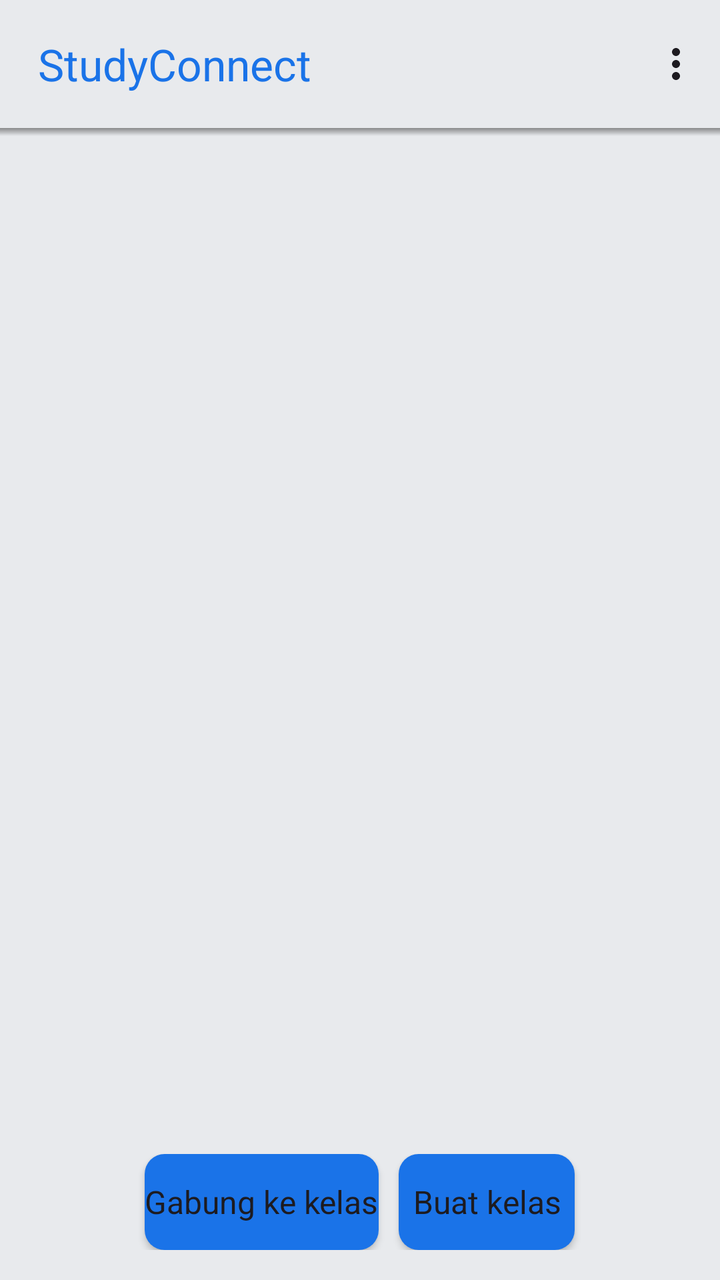
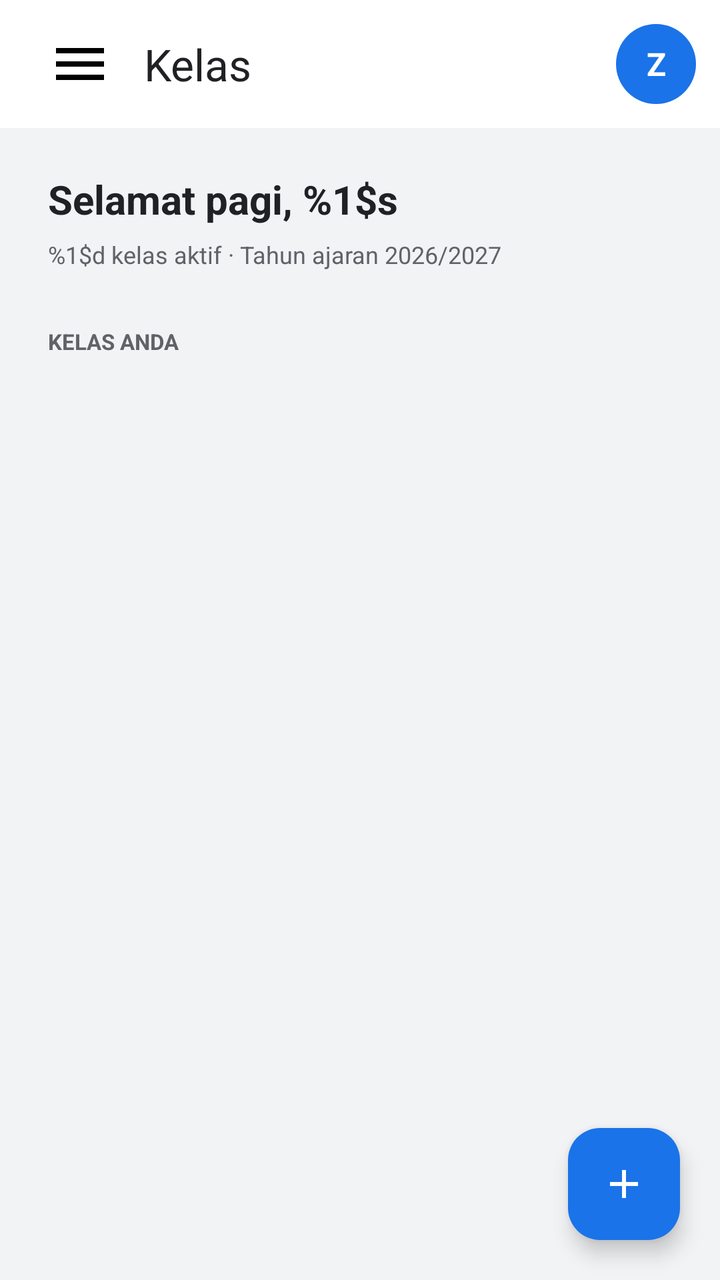

The first picture is an Android layout as it rendered before a commit; the second is the same layout after the commit. The layout source and the unified diff follow.
<!-- AndroidManifest.xml: application theme Theme.StudyConnect -->
<!-- res/layout/fragment_home.xml -->
<?xml version="1.0" encoding="utf-8"?>
<RelativeLayout xmlns:android="http://schemas.android.com/apk/res/android"
    xmlns:app="http://schemas.android.com/apk/res-auto"
    xmlns:tools="http://schemas.android.com/tools"
    android:id="@+id/main"
    android:layout_width="match_parent"
    android:layout_height="match_parent"
    tools:context=".MainActivity">

    <androidx.appcompat.widget.Toolbar
        android:id="@+id/toolbar"
        android:layout_width="match_parent"
        android:layout_height="wrap_content"
        android:background="@color/md_theme_background"
        android:paddingStart="15dp"
        android:theme="@style/ThemeOverlay.AppCompat.ActionBar"
        app:menu="@menu/home_menu"
        app:title="@string/app_name"
        app:titleTextColor="@color/sc_link"
        tools:ignore="RtlSymmetry" />

    <View
        android:layout_width="match_parent"
        android:layout_height="4dp"
        android:layout_below="@id/toolbar"
        android:background="@drawable/toolbar_shadow" />

    <androidx.recyclerview.widget.RecyclerView
        android:id="@+id/rvKelas"
        android:layout_width="match_parent"
        android:layout_height="match_parent"
        android:layout_above="@id/linearButton"
        android:layout_below="@id/toolbar"
        android:clipToPadding="false"
        android:paddingStart="15dp"
        android:paddingTop="15dp"
        android:paddingEnd="15dp"
        android:paddingBottom="100dp"
        tools:listitem="@layout/item_kelas" />

    <TextView
        android:id="@+id/tvKosong"
        android:layout_width="match_parent"
        android:layout_height="wrap_content"
        android:layout_above="@id/linearButton"
        android:layout_below="@id/toolbar"
        android:gravity="center"
        android:padding="32dp"
        android:text="@string/text_belum_punya_kelas"
        android:textColor="@color/md_theme_onSurfaceVariant"
        android:textSize="16sp"
        android:visibility="gone" />

    <ProgressBar
        android:id="@+id/progress"
        android:layout_width="wrap_content"
        android:layout_height="wrap_content"
        android:layout_centerInParent="true"
        android:visibility="gone" />

    <LinearLayout
        android:id="@+id/linearButton"
        android:layout_width="match_parent"
        android:layout_height="wrap_content"
        android:layout_alignParentBottom="true"
        android:background="@color/md_theme_background"
        android:gravity="center"
        android:orientation="horizontal"
        android:padding="15dp">

        <Button
            android:id="@+id/joinClass"
            android:layout_width="wrap_content"
            android:layout_height="wrap_content"
            android:layout_marginEnd="10dp"
            android:background="@drawable/button"
            android:text="@string/text_gabung_ke_kelas"
            android:textAllCaps="false"
            android:textSize="16sp"
            tools:ignore="ButtonStyle" />

        <Button
            android:id="@+id/createClass"
            android:layout_width="wrap_content"
            android:layout_height="wrap_content"
            android:background="@drawable/button"
            android:text="@string/text_buat_kelas"
            android:textAllCaps="false"
            android:textSize="16sp"
            tools:ignore="ButtonStyle" />
    </LinearLayout>

</RelativeLayout>
<!-- res/layout/item_kelas.xml (included above) -->
<?xml version="1.0" encoding="utf-8"?>
<com.google.android.material.card.MaterialCardView xmlns:android="http://schemas.android.com/apk/res/android"
    xmlns:app="http://schemas.android.com/apk/res-auto"
    android:layout_width="match_parent"
    android:layout_height="wrap_content"
    app:cardCornerRadius="16dp"
    app:cardElevation="2dp"
    app:strokeColor="@color/sc_divider"
    app:strokeWidth="1dp">

    <LinearLayout
        android:layout_width="match_parent"
        android:layout_height="wrap_content"
        android:orientation="vertical">

        <LinearLayout
            android:layout_width="match_parent"
            android:layout_height="wrap_content"
            android:background="@color/sc_primary"
            android:orientation="vertical"
            android:padding="16dp">

            <LinearLayout
                android:layout_width="match_parent"
                android:layout_height="wrap_content"
                android:orientation="horizontal">

                <TextView
                    android:id="@+id/namaKelas"
                    style="@style/TextSemiBold"
                    android:layout_width="0dp"
                    android:layout_height="wrap_content"
                    android:layout_weight="1"
                    android:text="Nama Kelas"
                    android:textColor="@color/sc_on_primary"
                    android:textSize="17sp" />

                <ImageView
                    android:id="@+id/more"
                    android:layout_width="24dp"
                    android:layout_height="24dp"
                    android:background="@drawable/ic_more"
                    android:backgroundTint="@color/sc_on_primary"
                    android:contentDescription="@string/text_settings" />
            </LinearLayout>

            <TextView
                android:id="@+id/namaGuru"
                android:layout_width="wrap_content"
                android:layout_height="wrap_content"
                android:layout_marginTop="6dp"
                android:text="Nama Guru"
                android:textColor="@color/sc_on_primary_subtle"
                android:textSize="12sp" />

            <TextView
                android:id="@+id/namaRuang"
                android:layout_width="wrap_content"
                android:layout_height="wrap_content"
                android:layout_marginTop="4dp"
                android:text="Lagi"
                android:textColor="@color/sc_on_primary_subtle"
                android:textSize="12sp" />
        </LinearLayout>

        <View
            android:layout_width="match_parent"
            android:layout_height="1dp"
            android:background="@color/sc_divider" />

        <LinearLayout
            android:layout_width="match_parent"
            android:layout_height="wrap_content"
            android:background="@color/sc_surface"
            android:gravity="center_vertical"
            android:orientation="horizontal"
            android:padding="16dp">

            <TextView
                android:id="@+id/kodeKelas"
                android:layout_width="0dp"
                android:layout_height="wrap_content"
                android:layout_weight="1"
                android:text="Kode kelas: —"
                android:textColor="@color/sc_on_surface_muted"
                android:textSize="12sp" />

            <TextView
                android:layout_width="wrap_content"
                android:layout_height="wrap_content"
                android:text="@string/text_buka_kelas"
                android:textColor="@color/sc_link"
                android:textSize="12sp"
                android:textStyle="bold" />
        </LinearLayout>
    </LinearLayout>
</com.google.android.material.card.MaterialCardView>
<!-- resources referenced by this layout -->
<resources>
  <color name="md_theme_background">#E8EAED</color>
  <color name="sc_divider">#C4C7C5</color>
  <color name="sc_link">#1A73E8</color>
  <color name="sc_on_primary">#FFFFFF</color>
  <color name="sc_on_primary_subtle">#D7E6FF</color>
  <color name="sc_on_surface_muted">#5F6368</color>
  <color name="sc_primary">#1A73E8</color>
  <color name="sc_surface">#FFFFFF</color>
  <!-- drawable button (drawable) -->
  <?xml version="1.0" encoding="utf-8"?>
  <shape xmlns:android="http://schemas.android.com/apk/res/android"
      android:shape="rectangle">
      <solid android:color="@color/md_theme_primaryContainer_highContrast" />
      <corners android:radius="10dp" />
  
  </shape>
  <!-- drawable ic_more (drawable) -->
  <vector xmlns:android="http://schemas.android.com/apk/res/android"
      android:width="24dp"
      android:height="24dp"
      android:viewportWidth="24"
      android:viewportHeight="24">
    <path
        android:pathData="M12,12m-1,0a1,1 0,1 0,2 0a1,1 0,1 0,-2 0"
        android:strokeLineJoin="round"
        android:strokeWidth="2"
        android:fillColor="#00000000"
        android:strokeColor="@color/white"
        android:strokeLineCap="round"/>
    <path
        android:pathData="M12,19m-1,0a1,1 0,1 0,2 0a1,1 0,1 0,-2 0"
        android:strokeLineJoin="round"
        android:strokeWidth="2"
        android:fillColor="#00000000"
        android:strokeColor="@color/white"
        android:strokeLineCap="round"/>
    <path
        android:pathData="M12,5m-1,0a1,1 0,1 0,2 0a1,1 0,1 0,-2 0"
        android:strokeLineJoin="round"
        android:strokeWidth="2"
        android:fillColor="#00000000"
        android:strokeColor="@color/white"
        android:strokeLineCap="round"/>
  </vector>
  <!-- drawable toolbar_shadow (drawable) -->
  <?xml version="1.0" encoding="utf-8"?>
  <shape xmlns:android="http://schemas.android.com/apk/res/android"
      android:shape="rectangle">
  
      <solid
          android:color="@color/md_theme_background" />
  
      <gradient android:startColor="@android:color/transparent"
          android:endColor="#88333333"
          android:angle="90"/>
  
  </shape>
  <string name="app_name">StudyConnect</string>
  <string name="text_buat_kelas">Buat kelas</string>
  <string name="text_buka_kelas">Buka kelas →</string>
  <string name="text_gabung_ke_kelas">Gabung ke kelas</string>
  <string name="text_settings">Settings</string>
  <color name="md_theme_primaryContainer_highContrast">#1A73E8</color>
  <color name="white">#FFFFFFFF</color>
  <color name="md_theme_primary">#1A73E8</color>
  <color name="md_theme_onPrimary">#FFFFFF</color>
  <color name="md_theme_secondary">#00897B</color>
  <color name="md_theme_onSecondary">#FFFFFF</color>
  <color name="md_theme_tertiary">#7B1FA2</color>
  <color name="md_theme_onTertiary">#FFFFFF</color>
  <color name="md_theme_error">#C5221F</color>
  <color name="md_theme_onError">#FFFFFF</color>
  <color name="md_theme_errorContainer">#FCE8E6</color>
  <color name="md_theme_onBackground">#202124</color>
  <color name="md_theme_surface">#FFFFFF</color>
  <color name="md_theme_onSurface">#202124</color>
  <color name="md_theme_surfaceVariant">#F1F3F4</color>
  <color name="md_theme_outline">#C4C7C5</color>
  <color name="md_theme_outlineVariant">#E8EAED</color>
  <color name="md_theme_inverseSurface">#202124</color>
  <color name="md_theme_inverseOnSurface">#E8EAED</color>
  <color name="md_theme_inversePrimary">#8AB4F8</color>
  <color name="md_theme_primaryFixed">#E8F0FE</color>
  <color name="md_theme_onPrimaryFixed">#174EA6</color>
  <color name="md_theme_primaryFixedDim">#D7E6FF</color>
  <color name="md_theme_secondaryFixed">#E0F2F1</color>
  <color name="md_theme_onSecondaryFixed">#004D40</color>
  <color name="md_theme_tertiaryFixed">#F3E8FD</color>
  <color name="md_theme_onTertiaryFixed">#4A148C</color>
  <color name="md_theme_tertiaryFixedDim">#E1BEE7</color>
  <color name="md_theme_surfaceDim">#DADCE0</color>
  <color name="md_theme_surfaceBright">#FFFFFF</color>
  <color name="md_theme_surfaceContainer">#F1F3F4</color>
  <!-- unchanged entries left out for length: 20 -->
</resources>

<!-- the commit's change to res/layout/fragment_home.xml (unified diff, before → after) -->
@@ -1,102 +1,136 @@
 <?xml version="1.0" encoding="utf-8"?>
-<RelativeLayout xmlns:android="http://schemas.android.com/apk/res/android"
+<FrameLayout xmlns:android="http://schemas.android.com/apk/res/android"
     xmlns:app="http://schemas.android.com/apk/res-auto"
     xmlns:tools="http://schemas.android.com/tools"
     android:id="@+id/main"
     android:layout_width="match_parent"
     android:layout_height="match_parent"
+    android:background="@color/sc_background"
     tools:context=".MainActivity">
 
-    <androidx.appcompat.widget.Toolbar
-        android:id="@+id/toolbar"
-        android:layout_width="match_parent"
-        android:layout_height="wrap_content"
-        android:background="@color/md_theme_background"
-        android:paddingStart="15dp"
-        android:theme="@style/ThemeOverlay.AppCompat.ActionBar"
-        app:menu="@menu/home_menu"
-        app:title="@string/app_name"
-        app:titleTextColor="@color/sc_link"
-        tools:ignore="RtlSymmetry" />
-
-    <View
-        android:layout_width="match_parent"
-        android:layout_height="4dp"
-        android:layout_below="@id/toolbar"
-        android:background="@drawable/toolbar_shadow" />
-
-    <androidx.recyclerview.widget.RecyclerView
-        android:id="@+id/rvKelas"
+    <LinearLayout
         android:layout_width="match_parent"
         android:layout_height="match_parent"
-        android:layout_above="@id/linearButton"
-        android:layout_below="@id/toolbar"
-        android:clipToPadding="false"
-        android:paddingStart="15dp"
-        android:paddingTop="15dp"
-        android:paddingEnd="15dp"
-        android:paddingBottom="100dp"
-        tools:listitem="@layout/item_kelas" />
-
-    <TextView
-        android:id="@+id/tvKosong"
-        android:layout_width="match_parent"
-        android:layout_height="wrap_content"
-        android:layout_above="@id/linearButton"
-        android:layout_below="@id/toolbar"
-        android:gravity="center"
-        android:padding="32dp"
-        android:text="@string/text_belum_punya_kelas"
-        android:textColor="@color/md_theme_onSurfaceVariant"
-        android:textSize="16sp"
-        android:visibility="gone" />
-
-    <ProgressBar
-        android:id="@+id/progress"
+        android:orientation="vertical">
+
+        <androidx.appcompat.widget.Toolbar
+            android:id="@+id/toolbar"
+            android:layout_width="match_parent"
+            android:layout_height="64dp"
+            android:background="@color/sc_surface"
+            android:paddingStart="12dp"
+            android:paddingEnd="12dp"
+            android:theme="@style/ThemeOverlay.AppCompat.ActionBar"
+            app:navigationIcon="@drawable/ic_menu"
+            app:title="@string/text_kelas"
+            app:titleTextColor="@color/sc_on_surface"
+            tools:ignore="RtlSymmetry">
+
+            <TextView
+                android:id="@+id/toolbarAvatar"
+                android:layout_width="40dp"
+                android:layout_height="40dp"
+                android:layout_gravity="end|center_vertical"
+                android:background="@drawable/sc_circle_primary"
+                android:gravity="center"
+                android:text="@string/text_inisial_z"
+                android:textColor="@color/sc_on_primary"
+                android:textSize="16sp"
+                android:textStyle="bold" />
+        </androidx.appcompat.widget.Toolbar>
+
+        <LinearLayout
+            android:layout_width="match_parent"
+            android:layout_height="wrap_content"
+            android:orientation="vertical"
+            android:paddingStart="24dp"
+            android:paddingTop="22dp"
+            android:paddingEnd="24dp">
+
+            <TextView
+                android:id="@+id/tvSalam"
+                android:layout_width="wrap_content"
+                android:layout_height="wrap_content"
+                android:text="@string/text_salam_pagi"
+                android:textColor="@color/sc_on_surface"
+                android:textSize="20sp"
+                android:textStyle="bold" />
+
+            <TextView
+                android:id="@+id/tvSubKelas"
+                android:layout_width="wrap_content"
+                android:layout_height="wrap_content"
+                android:layout_marginTop="6dp"
+                android:text="@string/text_kelas_aktif"
+                android:textColor="@color/sc_on_surface_muted"
+                android:textSize="12sp" />
+
+            <TextView
+                android:layout_width="wrap_content"
+                android:layout_height="wrap_content"
+                android:layout_marginTop="28dp"
+                android:text="@string/text_kelas_anda"
+                android:textColor="@color/sc_on_surface_muted"
+                android:textSize="11sp"
+                android:textStyle="bold" />
+        </LinearLayout>
+
+        <FrameLayout
+            android:layout_width="match_parent"
+            android:layout_height="0dp"
+            android:layout_weight="1">
+
+            <androidx.recyclerview.widget.RecyclerView
+                android:id="@+id/rvKelas"
+                android:layout_width="match_parent"
+                android:layout_height="match_parent"
+                android:clipToPadding="false"
+                android:paddingStart="16dp"
+                android:paddingTop="12dp"
+                android:paddingEnd="16dp"
+                android:paddingBottom="100dp"
+                tools:listitem="@layout/item_kelas" />
+
+            <TextView
+                android:id="@+id/tvKosong"
+                android:layout_width="match_parent"
+                android:layout_height="wrap_content"
+                android:layout_gravity="center_vertical"
+                android:padding="32dp"
+                android:text="@string/text_belum_punya_kelas"
+                android:gravity="center_horizontal"
+                android:textColor="@color/sc_on_surface_muted"
+                android:textSize="14sp"
+                android:visibility="gone" />
+
+            <ProgressBar
+                android:id="@+id/progress"
+                android:layout_width="wrap_content"
+                android:layout_height="wrap_content"
+                android:layout_gravity="center"
+                android:visibility="gone" />
+        </FrameLayout>
+    </LinearLayout>
+
+    <com.google.android.material.floatingactionbutton.FloatingActionButton
+        android:id="@+id/fabAdd"
         android:layout_width="wrap_content"
         android:layout_height="wrap_content"
-        android:layout_centerInParent="true"
-        android:visibility="gone" />
-
-    <LinearLayout
-        android:id="@+id/linearButton"
-        android:layout_width="match_parent"
-        android:layout_height="wrap_content"
-        android:layout_alignParentBottom="true"
-        android:background="@color/md_theme_background"
-        android:gravity="center"
-        android:orientation="horizontal"
-        android:padding="15dp">
-
-        <Button
-            android:id="@+id/joinClass"
-            android:layout_width="wrap_content"
-            android:layout_height="wrap_content"
-            android:layout_marginEnd="10dp"
-            android:background="@drawable/button"
-            android:text="@string/text_gabung_ke_kelas"
-            android:textAllCaps="false"
-            android:textSize="16sp"
-            tools:ignore="ButtonStyle" />
-
-        <Button
-            android:id="@+id/createClass"
-            android:layout_width="wrap_content"
-            android:layout_height="wrap_content"
-            android:background="@drawable/button"
-            android:text="@string/text_buat_kelas"
-            android:textAllCaps="false"
-            android:textSize="16sp"
-            tools:ignore="ButtonStyle" />
-    </LinearLayout>
-
-</RelativeLayout>
+        android:layout_gravity="bottom|end"
+        android:layout_margin="20dp"
+        android:contentDescription="@string/text_add"
+        android:src="@drawable/ic_add"
+        app:backgroundTint="@color/sc_primary"
+        app:tint="@color/sc_on_primary" />
+</FrameLayout>
 <!-- res/layout/item_kelas.xml (included above) -->
 <?xml version="1.0" encoding="utf-8"?>
 <com.google.android.material.card.MaterialCardView xmlns:android="http://schemas.android.com/apk/res/android"
     xmlns:app="http://schemas.android.com/apk/res-auto"
     android:layout_width="match_parent"
     android:layout_height="wrap_content"
+    android:layout_marginBottom="16dp"
+    app:cardBackgroundColor="@color/sc_surface"
     app:cardCornerRadius="16dp"
     app:cardElevation="2dp"
     app:strokeColor="@color/sc_divider"
@@ -108,67 +142,53 @@
         android:orientation="vertical">
 
         <LinearLayout
-            android:layout_width="match_parent"
-            android:layout_height="wrap_content"
+            android:id="@+id/cardHeader"
+            android:layout_width="match_parent"
+            android:layout_height="88dp"
             android:background="@color/sc_primary"
-            android:orientation="vertical"
+            android:orientation="horizontal"
             android:padding="16dp">
 
             <LinearLayout
-                android:layout_width="match_parent"
-                android:layout_height="wrap_content"
-                android:orientation="horizontal">
+                android:layout_width="0dp"
+                android:layout_height="match_parent"
+                android:layout_weight="1"
+                android:orientation="vertical">
 
                 <TextView
                     android:id="@+id/namaKelas"
                     style="@style/TextSemiBold"
-                    android:layout_width="0dp"
+                    android:layout_width="match_parent"
                     android:layout_height="wrap_content"
-                    android:layout_weight="1"
                     android:text="Nama Kelas"
                     android:textColor="@color/sc_on_primary"
                     android:textSize="17sp" />
 
-                <ImageView
-                    android:id="@+id/more"
-                    android:layout_width="24dp"
-                    android:layout_height="24dp"
-                    android:background="@drawable/ic_more"
-                    android:backgroundTint="@color/sc_on_primary"
-                    android:contentDescription="@string/text_settings" />
+                <TextView
+                    android:id="@+id/namaGuru"
+                    android:layout_width="match_parent"
+                    android:layout_height="wrap_content"
+                    android:layout_marginTop="8dp"
+                    android:text="Nama Guru"
+                    android:textColor="@color/sc_on_primary_subtle"
+                    android:textSize="12sp" />
             </LinearLayout>
 
-            <TextView
-                android:id="@+id/namaGuru"
-                android:layout_width="wrap_content"
-                android:layout_height="wrap_content"
-                android:layout_marginTop="6dp"
-                android:text="Nama Guru"
-                android:textColor="@color/sc_on_primary_subtle"
-                android:textSize="12sp" />
-
-            <TextView
-                android:id="@+id/namaRuang"
-                android:layout_width="wrap_content"
-                android:layout_height="wrap_content"
-                android:layout_marginTop="4dp"
-                android:text="Lagi"
-                android:textColor="@color/sc_on_primary_subtle"
-                android:textSize="12sp" />
+            <View
+                android:id="@+id/decorCircle"
+                android:layout_width="56dp"
+                android:layout_height="56dp"
+                android:background="@drawable/sc_circle_decor" />
         </LinearLayout>
 
-        <View
-            android:layout_width="match_parent"
-            android:layout_height="1dp"
-            android:background="@color/sc_divider" />
-
         <LinearLayout
             android:layout_width="match_parent"
-            android:layout_height="wrap_content"
+            android:layout_height="56dp"
             android:background="@color/sc_surface"
             android:gravity="center_vertical"
             android:orientation="horizontal"
-            android:padding="16dp">
+            android:paddingStart="16dp"
+            android:paddingEnd="16dp">
 
             <TextView
                 android:id="@+id/kodeKelas"
@@ -187,5 +207,12 @@
                 android:textSize="12sp"
                 android:textStyle="bold" />
         </LinearLayout>
+
+        
+        <TextView
+            android:id="@+id/namaRuang"
+            android:layout_width="0dp"
+            android:layout_height="0dp"
+            android:visibility="gone" />
     </LinearLayout>
 </com.google.android.material.card.MaterialCardView>
<!-- resource entries referenced after the edit -->
@@ -1,69 +1,53 @@
 <!-- resources referenced by this layout -->
 <resources>
-  <color name="md_theme_background">#E8EAED</color>
+  <color name="sc_background">#F1F3F4</color>
+  <color name="md_theme_background">#F1F3F4</color>
   <color name="sc_divider">#C4C7C5</color>
   <color name="sc_link">#1A73E8</color>
   <color name="sc_on_primary">#FFFFFF</color>
   <color name="sc_on_primary_subtle">#D7E6FF</color>
+  <color name="sc_on_surface">#202124</color>
   <color name="sc_on_surface_muted">#5F6368</color>
   <color name="sc_primary">#1A73E8</color>
   <color name="sc_surface">#FFFFFF</color>
-  <!-- drawable button (drawable) -->
+  <!-- drawable ic_add (drawable) -->
+  <vector xmlns:android="http://schemas.android.com/apk/res/android" android:height="24dp" android:tint="#000000" android:viewportHeight="24" android:viewportWidth="24" android:width="24dp">
+        
+      <path android:fillColor="@android:color/white" android:pathData="M19,13h-6v6h-2v-6H5v-2h6V5h2v6h6v2z"/>
+      
+  </vector>
+  <!-- drawable ic_menu (drawable) -->
+  <vector xmlns:android="http://schemas.android.com/apk/res/android"
+      android:width="32dp"
+      android:height="32dp"
+      android:tint="#000000"
+      android:viewportWidth="24"
+      android:viewportHeight="24">
+  
+      <path
+          android:fillColor="@android:color/white"
+          android:pathData="M3,18h18v-2L3,16v2zM3,13h18v-2L3,11v2zM3,6v2h18L21,6L3,6z" />
+  
+  </vector>
+  <!-- drawable sc_circle_decor (drawable) -->
   <?xml version="1.0" encoding="utf-8"?>
   <shape xmlns:android="http://schemas.android.com/apk/res/android"
-      android:shape="rectangle">
-      <solid android:color="@color/md_theme_primaryContainer_highContrast" />
-      <corners android:radius="10dp" />
-  
+      android:shape="oval">
+      <solid android:color="#22FFFFFF" />
   </shape>
-  <!-- drawable ic_more (drawable) -->
-  <vector xmlns:android="http://schemas.android.com/apk/res/android"
-      android:width="24dp"
-      android:height="24dp"
-      android:viewportWidth="24"
-      android:viewportHeight="24">
-    <path
-        android:pathData="M12,12m-1,0a1,1 0,1 0,2 0a1,1 0,1 0,-2 0"
-        android:strokeLineJoin="round"
-        android:strokeWidth="2"
-        android:fillColor="#00000000"
-        android:strokeColor="@color/white"
-        android:strokeLineCap="round"/>
-    <path
-        android:pathData="M12,19m-1,0a1,1 0,1 0,2 0a1,1 0,1 0,-2 0"
-        android:strokeLineJoin="round"
-        android:strokeWidth="2"
-        android:fillColor="#00000000"
-        android:strokeColor="@color/white"
-        android:strokeLineCap="round"/>
-    <path
-        android:pathData="M12,5m-1,0a1,1 0,1 0,2 0a1,1 0,1 0,-2 0"
-        android:strokeLineJoin="round"
-        android:strokeWidth="2"
-        android:fillColor="#00000000"
-        android:strokeColor="@color/white"
-        android:strokeLineCap="round"/>
-  </vector>
-  <!-- drawable toolbar_shadow (drawable) -->
+  <!-- drawable sc_circle_primary (drawable) -->
   <?xml version="1.0" encoding="utf-8"?>
   <shape xmlns:android="http://schemas.android.com/apk/res/android"
-      android:shape="rectangle">
-  
-      <solid
-          android:color="@color/md_theme_background" />
-  
-      <gradient android:startColor="@android:color/transparent"
-          android:endColor="#88333333"
-          android:angle="90"/>
-  
+      android:shape="oval">
+      <solid android:color="@color/sc_primary" />
   </shape>
-  <string name="app_name">StudyConnect</string>
-  <string name="text_buat_kelas">Buat kelas</string>
+  <string name="text_add">Add</string>
   <string name="text_buka_kelas">Buka kelas →</string>
-  <string name="text_gabung_ke_kelas">Gabung ke kelas</string>
-  <string name="text_settings">Settings</string>
-  <color name="md_theme_primaryContainer_highContrast">#1A73E8</color>
-  <color name="white">#FFFFFFFF</color>
+  <string name="text_inisial_z">Z</string>
+  <string name="text_kelas">Kelas</string>
+  <string name="text_kelas_aktif">%1$d kelas aktif · Tahun ajaran 2026/2027</string>
+  <string name="text_kelas_anda">KELAS ANDA</string>
+  <string name="text_salam_pagi">Selamat pagi, %1$s</string>
   <color name="md_theme_primary">#1A73E8</color>
   <color name="md_theme_onPrimary">#FFFFFF</color>
   <color name="md_theme_secondary">#00897B</color>
